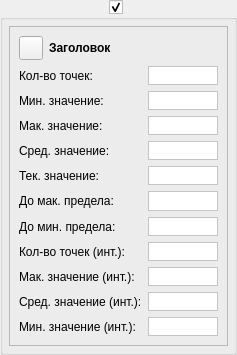
Before: the Qt Designer form ganttmodel/curvedetailsgroupbox.ui in AstyCo/SweetyPie, drawn with Qt 5.
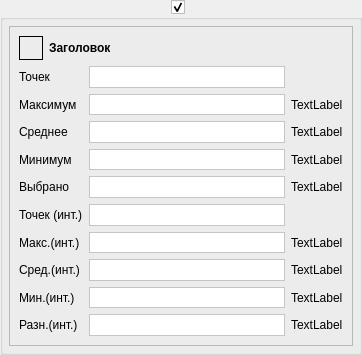
After: the same form once the commit is applied.

Diff of the .ui file:
```diff
--- a/ganttmodel/curvedetailsgroupbox.ui
+++ b/ganttmodel/curvedetailsgroupbox.ui
@@ -6,7 +6,7 @@
    <rect>
     <x>0</x>
     <y>0</y>
-    <width>237</width>
+    <width>362</width>
     <height>355</height>
    </rect>
   </property>
@@ -43,211 +43,28 @@
    </property>
    <item row="0" column="0">
     <widget class="QFrame" name="frameAllValues">
+     <property name="sizePolicy">
+      <sizepolicy hsizetype="Minimum" vsizetype="Preferred">
+       <horstretch>0</horstretch>
+       <verstretch>0</verstretch>
+      </sizepolicy>
+     </property>
      <property name="frameShape">
       <enum>QFrame::StyledPanel</enum>
      </property>
      <property name="frameShadow">
       <enum>QFrame::Raised</enum>
      </property>
-     <layout class="QGridLayout" name="gridLayout">
-      <item row="2" column="0">
-       <widget class="QLabel" name="labelMinCapture">
-        <property name="text">
-         <string>Мин. значение:</string>
-        </property>
-       </widget>
-      </item>
-      <item row="11" column="0">
-       <widget class="QLabel" name="labelAvgCapture_2">
-        <property name="text">
-         <string>Сред. значение (инт.):</string>
-        </property>
-       </widget>
-      </item>
-      <item row="2" column="1">
-       <widget class="QLabel" name="labelMinValue">
-        <property name="sizePolicy">
-         <sizepolicy hsizetype="Minimum" vsizetype="Preferred">
-          <horstretch>0</horstretch>
-          <verstretch>0</verstretch>
-         </sizepolicy>
-        </property>
-        <property name="styleSheet">
-         <string notr="true">background-color: rgb(255, 255, 255);</string>
-        </property>
-        <property name="frameShape">
-         <enum>QFrame::StyledPanel</enum>
-        </property>
-        <property name="text">
-         <string/>
-        </property>
-        <property name="wordWrap">
-         <bool>true</bool>
-        </property>
-       </widget>
-      </item>
-      <item row="3" column="0">
-       <widget class="QLabel" name="labelMaxCapture">
-        <property name="text">
-         <string>Мак. значение:</string>
-        </property>
-       </widget>
-      </item>
+     <layout class="QGridLayout" name="gridLayout" columnstretch="0,10,0">
       <item row="4" column="0">
-       <widget class="QLabel" name="labelAvgCapture">
+       <widget class="QLabel" name="labelMinCapture">
         <property name="text">
-         <string>Сред. значение:</string>
-        </property>
-       </widget>
-      </item>
-      <item row="6" column="0">
-       <widget class="QLabel" name="labelForMaxCapture">
-        <property name="text">
-         <string>До мак. предела:</string>
-        </property>
-       </widget>
-      </item>
-      <item row="7" column="1">
-       <widget class="QLabel" name="labelForMinValue">
-        <property name="sizePolicy">
-         <sizepolicy hsizetype="Minimum" vsizetype="Preferred">
-          <horstretch>0</horstretch>
-          <verstretch>0</verstretch>
-         </sizepolicy>
-        </property>
-        <property name="styleSheet">
-         <string notr="true">background-color: rgb(255, 255, 255);</string>
-        </property>
-        <property name="frameShape">
-         <enum>QFrame::StyledPanel</enum>
-        </property>
-        <property name="text">
-         <string/>
-        </property>
-        <property name="wordWrap">
-         <bool>true</bool>
-        </property>
-       </widget>
-      </item>
-      <item row="1" column="1">
-       <widget class="QLabel" name="labelCountPoint">
-        <property name="sizePolicy">
-         <sizepolicy hsizetype="Minimum" vsizetype="Preferred">
-          <horstretch>0</horstretch>
-          <verstretch>0</verstretch>
-         </sizepolicy>
-        </property>
-        <property name="styleSheet">
-         <string notr="true">background-color: rgb(255, 255, 255);</string>
-        </property>
-        <property name="frameShape">
-         <enum>QFrame::StyledPanel</enum>
-        </property>
-        <property name="text">
-         <string/>
-        </property>
-        <property name="wordWrap">
-         <bool>true</bool>
-        </property>
-       </widget>
-      </item>
-      <item row="1" column="0">
-       <widget class="QLabel" name="labelCountPointCapture">
-        <property name="text">
-         <string>Кол-во точек:</string>
-        </property>
-       </widget>
-      </item>
-      <item row="11" column="1">
-       <widget class="QLabel" name="labelAvgValue_2">
-        <property name="sizePolicy">
-         <sizepolicy hsizetype="Minimum" vsizetype="Preferred">
-          <horstretch>0</horstretch>
-          <verstretch>0</verstretch>
-         </sizepolicy>
-        </property>
-        <property name="styleSheet">
-         <string notr="true">background-color: rgb(255, 255, 255);</string>
-        </property>
-        <property name="frameShape">
-         <enum>QFrame::StyledPanel</enum>
-        </property>
-        <property name="text">
-         <string/>
-        </property>
-        <property name="wordWrap">
-         <bool>true</bool>
-        </property>
-       </widget>
-      </item>
-      <item row="6" column="1">
-       <widget class="QLabel" name="labelForMaxValue">
-        <property name="sizePolicy">
-         <sizepolicy hsizetype="Minimum" vsizetype="Preferred">
-          <horstretch>0</horstretch>
-          <verstretch>0</verstretch>
-         </sizepolicy>
-        </property>
-        <property name="styleSheet">
-         <string notr="true">background-color: rgb(255, 255, 255);</string>
-        </property>
-        <property name="frameShape">
-         <enum>QFrame::StyledPanel</enum>
-        </property>
-        <property name="text">
-         <string/>
-        </property>
-        <property name="wordWrap">
-         <bool>true</bool>
-        </property>
-       </widget>
-      </item>
-      <item row="3" column="1">
-       <widget class="QLabel" name="labelMaxValue">
-        <property name="sizePolicy">
-         <sizepolicy hsizetype="Minimum" vsizetype="Preferred">
-          <horstretch>0</horstretch>
-          <verstretch>0</verstretch>
-         </sizepolicy>
-        </property>
-        <property name="styleSheet">
-         <string notr="true">background-color: rgb(255, 255, 255);</string>
-        </property>
-        <property name="frameShape">
-         <enum>QFrame::StyledPanel</enum>
-        </property>
-        <property name="text">
-         <string/>
-        </property>
-        <property name="wordWrap">
-         <bool>true</bool>
-        </property>
-       </widget>
-      </item>
-      <item row="12" column="1">
-       <widget class="QLabel" name="labelMinValue_2">
-        <property name="sizePolicy">
-         <sizepolicy hsizetype="Minimum" vsizetype="Preferred">
-          <horstretch>0</horstretch>
-          <verstretch>0</verstretch>
-         </sizepolicy>
-        </property>
-        <property name="styleSheet">
-         <string notr="true">background-color: rgb(255, 255, 255);</string>
-        </property>
-        <property name="frameShape">
-         <enum>QFrame::StyledPanel</enum>
-        </property>
-        <property name="text">
-         <string/>
-        </property>
-        <property name="wordWrap">
-         <bool>true</bool>
+         <string>Минимум</string>
         </property>
        </widget>
       </item>
       <item row="4" column="1">
-       <widget class="QLabel" name="labelAvgValue">
+       <widget class="QLabel" name="labelMinValue">
         <property name="sizePolicy">
          <sizepolicy hsizetype="Minimum" vsizetype="Preferred">
           <horstretch>0</horstretch>
@@ -271,79 +88,40 @@
       <item row="12" column="0">
        <widget class="QLabel" name="labelMinCapture_2">
         <property name="text">
-         <string>Мин. значение (инт.):</string>
+         <string>Сред.(инт.)</string>
         </property>
        </widget>
       </item>
-      <item row="5" column="0">
-       <widget class="QLabel" name="labelCurentCaption">
-        <property name="text">
-         <string>Тек. значение:</string>
-        </property>
-       </widget>
-      </item>
-      <item row="5" column="1">
-       <widget class="QLabel" name="labelCurentValue">
+      <item row="4" column="2">
+       <widget class="QLabel" name="labelMinValueDim">
         <property name="sizePolicy">
          <sizepolicy hsizetype="Minimum" vsizetype="Preferred">
           <horstretch>0</horstretch>
           <verstretch>0</verstretch>
          </sizepolicy>
         </property>
-        <property name="styleSheet">
-         <string notr="true">background-color: rgb(255, 255, 255);</string>
-        </property>
-        <property name="frameShape">
-         <enum>QFrame::StyledPanel</enum>
-        </property>
         <property name="text">
-         <string/>
+         <string>TextLabel</string>
         </property>
-        <property name="wordWrap">
-         <bool>true</bool>
-        </property>
        </widget>
       </item>
-      <item row="10" column="1">
-       <widget class="QLabel" name="labelMaxValue_2">
+      <item row="7" column="2">
+       <widget class="QLabel" name="labelCurrentValueDim">
         <property name="sizePolicy">
          <sizepolicy hsizetype="Minimum" vsizetype="Preferred">
           <horstretch>0</horstretch>
           <verstretch>0</verstretch>
          </sizepolicy>
         </property>
-        <property name="styleSheet">
-         <string notr="true">background-color: rgb(255, 255, 255);</string>
-        </property>
-        <property name="frameShape">
-         <enum>QFrame::StyledPanel</enum>
-        </property>
         <property name="text">
-         <string/>
+         <string>TextLabel</string>
         </property>
-        <property name="wordWrap">
-         <bool>true</bool>
-        </property>
        </widget>
       </item>
-      <item row="10" column="0">
-       <widget class="QLabel" name="labelMaxCapture_2">
-        <property name="text">
-         <string>Мак. значение (инт.):</string>
-        </property>
-       </widget>
-      </item>
-      <item row="7" column="0">
-       <widget class="QLabel" name="labelForMinCapture">
-        <property name="text">
-         <string>До мин. предела:</string>
-        </property>
-       </widget>
-      </item>
-      <item row="0" column="0" colspan="2">
+      <item row="0" column="0" colspan="3">
        <layout class="QHBoxLayout" name="horizontalLayout">
         <item>
-         <widget class="QPushButton" name="pushButtonColor">
+         <widget class="QLabel" name="label_curveColor">
           <property name="minimumSize">
            <size>
             <width>24</width>
@@ -356,19 +134,22 @@
             <height>24</height>
            </size>
           </property>
+          <property name="frameShape">
+           <enum>QFrame::Box</enum>
+          </property>
           <property name="text">
            <string/>
           </property>
-          <property name="iconSize">
-           <size>
-            <width>24</width>
-            <height>24</height>
-           </size>
-          </property>
          </widget>
         </item>
         <item>
          <widget class="QLabel" name="labelTitle">
+          <property name="sizePolicy">
+           <sizepolicy hsizetype="Minimum" vsizetype="Preferred">
+            <horstretch>0</horstretch>
+            <verstretch>0</verstretch>
+           </sizepolicy>
+          </property>
           <property name="font">
            <font>
             <weight>75</weight>
@@ -385,14 +166,63 @@
         </item>
        </layout>
       </item>
-      <item row="9" column="1">
-       <widget class="QLabel" name="labelCountPoint_2">
+      <item row="11" column="2">
+       <widget class="QLabel" name="labelIntervalMaxValueDim">
         <property name="sizePolicy">
          <sizepolicy hsizetype="Minimum" vsizetype="Preferred">
           <horstretch>0</horstretch>
           <verstretch>0</verstretch>
          </sizepolicy>
         </property>
+        <property name="text">
+         <string>TextLabel</string>
+        </property>
+       </widget>
+      </item>
+      <item row="13" column="2">
+       <widget class="QLabel" name="labelIntervalMinValueDim">
+        <property name="sizePolicy">
+         <sizepolicy hsizetype="Minimum" vsizetype="Preferred">
+          <horstretch>0</horstretch>
+          <verstretch>0</verstretch>
+         </sizepolicy>
+        </property>
+        <property name="text">
+         <string>TextLabel</string>
+        </property>
+       </widget>
+      </item>
+      <item row="12" column="2">
+       <widget class="QLabel" name="labelIntervalAvgValueDim">
+        <property name="sizePolicy">
+         <sizepolicy hsizetype="Minimum" vsizetype="Preferred">
+          <horstretch>0</horstretch>
+          <verstretch>0</verstretch>
+         </sizepolicy>
+        </property>
+        <property name="text">
+         <string>TextLabel</string>
+        </property>
+       </widget>
+      </item>
+      <item row="11" column="0">
+       <widget class="QLabel" name="labelIntervalMaxCaption">
+        <property name="text">
+         <string>Макс.(инт.)</string>
+        </property>
+       </widget>
+      </item>
+      <item row="11" column="1">
+       <widget class="QLabel" name="labelIntervalMaxValue">
+        <property name="sizePolicy">
+         <sizepolicy hsizetype="Minimum" vsizetype="Preferred">
+          <horstretch>0</horstretch>
+          <verstretch>0</verstretch>
+         </sizepolicy>
+        </property>
+        <property name="toolTip">
+         <string>Максимальное значение по оси Y на выбранном интервале</string>
+        </property>
         <property name="styleSheet">
          <string notr="true">background-color: rgb(255, 255, 255);</string>
         </property>
@@ -407,10 +237,291 @@
         </property>
        </widget>
       </item>
-      <item row="9" column="0">
-       <widget class="QLabel" name="labelCountPointCapture_2">
+      <item row="10" column="0">
+       <widget class="QLabel" name="labelIntervalCountPointCaption">
         <property name="text">
-         <string>Кол-во точек (инт.):</string>
+         <string>Точек (инт.)</string>
+        </property>
+       </widget>
+      </item>
+      <item row="10" column="1">
+       <widget class="QLabel" name="labelIntervalCountPointValue">
+        <property name="sizePolicy">
+         <sizepolicy hsizetype="Minimum" vsizetype="Preferred">
+          <horstretch>0</horstretch>
+          <verstretch>0</verstretch>
+         </sizepolicy>
+        </property>
+        <property name="toolTip">
+         <string>Количество точек на графике, попадающих в выделенный интервал</string>
+        </property>
+        <property name="styleSheet">
+         <string notr="true">background-color: rgb(255, 255, 255);</string>
+        </property>
+        <property name="frameShape">
+         <enum>QFrame::StyledPanel</enum>
+        </property>
+        <property name="text">
+         <string/>
+        </property>
+        <property name="wordWrap">
+         <bool>true</bool>
+        </property>
+       </widget>
+      </item>
+      <item row="1" column="0">
+       <widget class="QLabel" name="labelCountPointCapture">
+        <property name="text">
+         <string>Точек</string>
+        </property>
+       </widget>
+      </item>
+      <item row="1" column="1">
+       <widget class="QLabel" name="labelCountPoint">
+        <property name="sizePolicy">
+         <sizepolicy hsizetype="Minimum" vsizetype="Preferred">
+          <horstretch>0</horstretch>
+          <verstretch>0</verstretch>
+         </sizepolicy>
+        </property>
+        <property name="toolTip">
+         <string>Количество точек на графике</string>
+        </property>
+        <property name="styleSheet">
+         <string notr="true">background-color: rgb(255, 255, 255);</string>
+        </property>
+        <property name="frameShape">
+         <enum>QFrame::StyledPanel</enum>
+        </property>
+        <property name="text">
+         <string/>
+        </property>
+        <property name="wordWrap">
+         <bool>true</bool>
+        </property>
+       </widget>
+      </item>
+      <item row="12" column="1">
+       <widget class="QLabel" name="labelIntervalAvgValue">
+        <property name="sizePolicy">
+         <sizepolicy hsizetype="Minimum" vsizetype="Preferred">
+          <horstretch>0</horstretch>
+          <verstretch>0</verstretch>
+         </sizepolicy>
+        </property>
+        <property name="toolTip">
+         <string>Среднее значение по оси Y на выбранном интервале</string>
+        </property>
+        <property name="styleSheet">
+         <string notr="true">background-color: rgb(255, 255, 255);</string>
+        </property>
+        <property name="frameShape">
+         <enum>QFrame::StyledPanel</enum>
+        </property>
+        <property name="text">
+         <string/>
+        </property>
+        <property name="wordWrap">
+         <bool>true</bool>
+        </property>
+       </widget>
+      </item>
+      <item row="7" column="0">
+       <widget class="QLabel" name="labelCurrentCaption">
+        <property name="text">
+         <string>Выбрано</string>
+        </property>
+       </widget>
+      </item>
+      <item row="13" column="1">
+       <widget class="QLabel" name="labelIntervalMinValue">
+        <property name="sizePolicy">
+         <sizepolicy hsizetype="Minimum" vsizetype="Preferred">
+          <horstretch>0</horstretch>
+          <verstretch>0</verstretch>
+         </sizepolicy>
+        </property>
+        <property name="toolTip">
+         <string>Минимальное значение по оси Y на выбранном интервале</string>
+        </property>
+        <property name="styleSheet">
+         <string notr="true">background-color: rgb(255, 255, 255);</string>
+        </property>
+        <property name="frameShape">
+         <enum>QFrame::StyledPanel</enum>
+        </property>
+        <property name="text">
+         <string/>
+        </property>
+        <property name="wordWrap">
+         <bool>true</bool>
+        </property>
+       </widget>
+      </item>
+      <item row="13" column="0">
+       <widget class="QLabel" name="labelIntervalMinCaption">
+        <property name="text">
+         <string>Мин.(инт.)</string>
+        </property>
+       </widget>
+      </item>
+      <item row="7" column="1">
+       <widget class="QLabel" name="labelCurrentValue">
+        <property name="sizePolicy">
+         <sizepolicy hsizetype="Minimum" vsizetype="Preferred">
+          <horstretch>0</horstretch>
+          <verstretch>0</verstretch>
+         </sizepolicy>
+        </property>
+        <property name="toolTip">
+         <string>Значение по оси Y выбранной точки</string>
+        </property>
+        <property name="styleSheet">
+         <string notr="true">background-color: rgb(255, 255, 255);</string>
+        </property>
+        <property name="frameShape">
+         <enum>QFrame::StyledPanel</enum>
+        </property>
+        <property name="text">
+         <string/>
+        </property>
+        <property name="wordWrap">
+         <bool>true</bool>
+        </property>
+       </widget>
+      </item>
+      <item row="2" column="0">
+       <widget class="QLabel" name="labelMaxCapture">
+        <property name="text">
+         <string>Максимум</string>
+        </property>
+       </widget>
+      </item>
+      <item row="3" column="0">
+       <widget class="QLabel" name="labelAvgCapture">
+        <property name="text">
+         <string>Среднее</string>
+        </property>
+       </widget>
+      </item>
+      <item row="2" column="2">
+       <widget class="QLabel" name="labelMaxValueDim">
+        <property name="sizePolicy">
+         <sizepolicy hsizetype="Minimum" vsizetype="Preferred">
+          <horstretch>0</horstretch>
+          <verstretch>0</verstretch>
+         </sizepolicy>
+        </property>
+        <property name="text">
+         <string>TextLabel</string>
+        </property>
+       </widget>
+      </item>
+      <item row="2" column="1">
+       <widget class="QLabel" name="labelMaxValue">
+        <property name="sizePolicy">
+         <sizepolicy hsizetype="Minimum" vsizetype="Preferred">
+          <horstretch>0</horstretch>
+          <verstretch>0</verstretch>
+         </sizepolicy>
+        </property>
+        <property name="toolTip">
+         <string>Максимальное значение по оси Y</string>
+        </property>
+        <property name="styleSheet">
+         <string notr="true">background-color: rgb(255, 255, 255);</string>
+        </property>
+        <property name="frameShape">
+         <enum>QFrame::StyledPanel</enum>
+        </property>
+        <property name="text">
+         <string/>
+        </property>
+        <property name="wordWrap">
+         <bool>true</bool>
+        </property>
+       </widget>
+      </item>
+      <item row="3" column="2">
+       <widget class="QLabel" name="labelAvgValueDim">
+        <property name="sizePolicy">
+         <sizepolicy hsizetype="Minimum" vsizetype="Preferred">
+          <horstretch>0</horstretch>
+          <verstretch>0</verstretch>
+         </sizepolicy>
+        </property>
+        <property name="text">
+         <string>TextLabel</string>
+        </property>
+       </widget>
+      </item>
+      <item row="3" column="1">
+       <widget class="QLabel" name="labelAvgValue">
+        <property name="sizePolicy">
+         <sizepolicy hsizetype="Minimum" vsizetype="Preferred">
+          <horstretch>0</horstretch>
+          <verstretch>0</verstretch>
+         </sizepolicy>
+        </property>
+        <property name="toolTip">
+         <string>Среднее значение по оси Y</string>
+        </property>
+        <property name="styleSheet">
+         <string notr="true">background-color: rgb(255, 255, 255);</string>
+        </property>
+        <property name="frameShape">
+         <enum>QFrame::StyledPanel</enum>
+        </property>
+        <property name="text">
+         <string/>
+        </property>
+        <property name="wordWrap">
+         <bool>true</bool>
+        </property>
+       </widget>
+      </item>
+      <item row="14" column="0">
+       <widget class="QLabel" name="labelIntervalDiffCaption">
+        <property name="text">
+         <string>Разн.(инт.)</string>
+        </property>
+       </widget>
+      </item>
+      <item row="14" column="1">
+       <widget class="QLabel" name="labelIntervalDiffValue">
+        <property name="sizePolicy">
+         <sizepolicy hsizetype="Minimum" vsizetype="Preferred">
+          <horstretch>0</horstretch>
+          <verstretch>0</verstretch>
+         </sizepolicy>
+        </property>
+        <property name="toolTip">
+         <string>Разность по модулю между максимальным и минимальным значениеми по оси Y на выбранном интервале</string>
+        </property>
+        <property name="styleSheet">
+         <string notr="true">background-color: rgb(255, 255, 255);</string>
+        </property>
+        <property name="frameShape">
+         <enum>QFrame::StyledPanel</enum>
+        </property>
+        <property name="text">
+         <string/>
+        </property>
+        <property name="wordWrap">
+         <bool>true</bool>
+        </property>
+       </widget>
+      </item>
+      <item row="14" column="2">
+       <widget class="QLabel" name="labelIntervalDiffValueDim">
+        <property name="sizePolicy">
+         <sizepolicy hsizetype="Minimum" vsizetype="Preferred">
+          <horstretch>0</horstretch>
+          <verstretch>0</verstretch>
+         </sizepolicy>
+        </property>
+        <property name="text">
+         <string>TextLabel</string>
         </property>
        </widget>
       </item>
```
Left out of the diff: 5 changed lines with no effect on the pictures.
